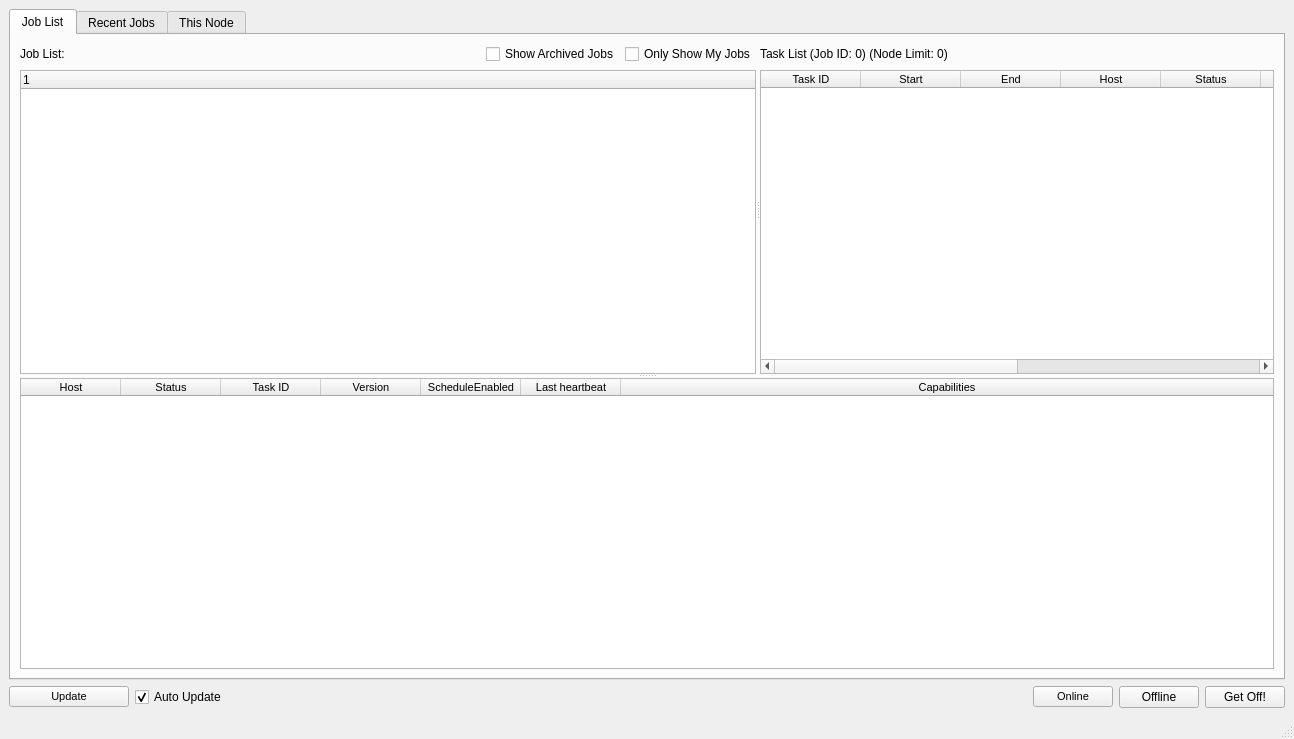
The window that Documentation/QT_Designer/UI_FarmView.ui (david2777/DPS_Hydra) describes before a commit, drawn with Qt 5.
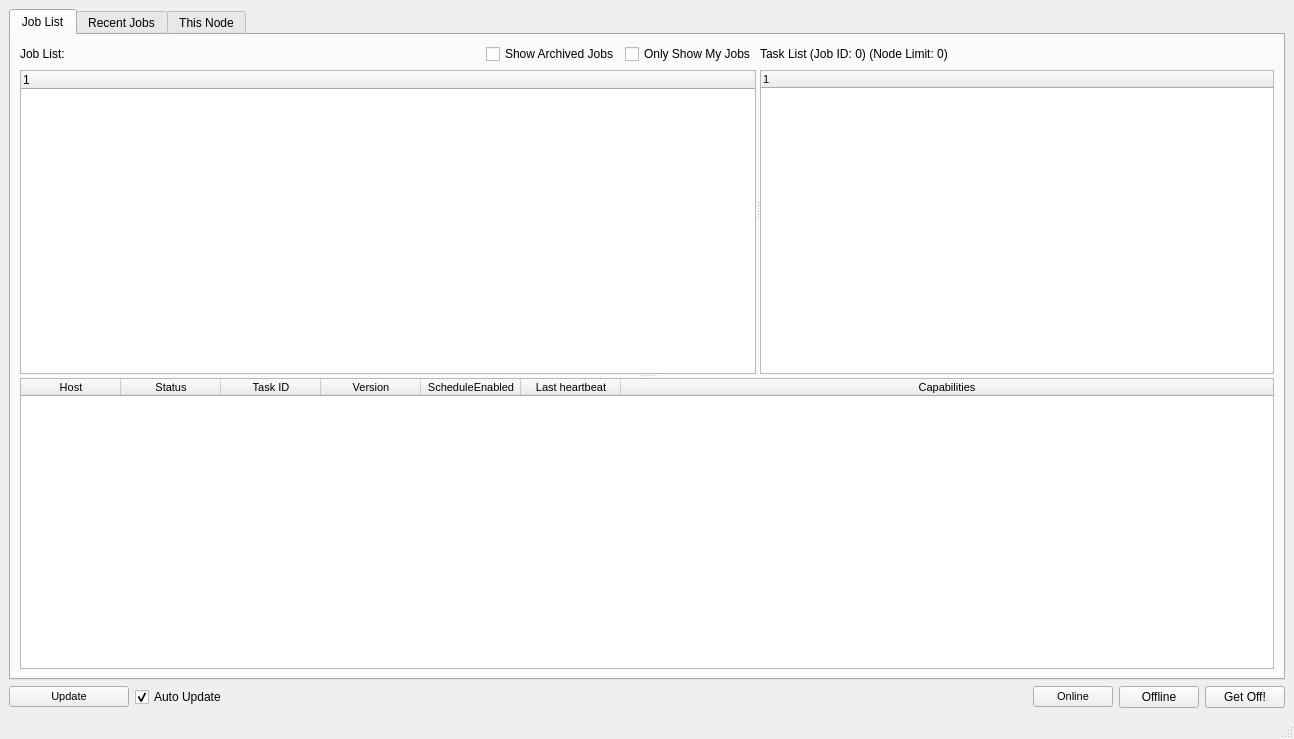
The same window after the commit.

Commit message:
Big update, new job/task system!
Warning! Broke lots more stuff! Added better support for render layers
and rendering multiple frames at a time by changing the way job/tasks
function. See todo for details, will update readme closer to V1
deployment.

What changed in the file:
```diff
--- a/Documentation/QT_Designer/UI_FarmView.ui
+++ b/Documentation/QT_Designer/UI_FarmView.ui
@@ -217,7 +217,7 @@
               </widget>
              </item>
              <item row="2" column="0" colspan="4">
-              <widget class="QTableWidget" name="taskTable">
+              <widget class="QTreeWidget" name="taskTree">
                <property name="enabled">
                 <bool>true</bool>
                </property>
@@ -238,84 +238,21 @@
                <property name="selectionBehavior">
                 <enum>QAbstractItemView::SelectRows</enum>
                </property>
-               <property name="showGrid">
+               <property name="indentation">
+                <number>15</number>
+               </property>
+               <property name="rootIsDecorated">
                 <bool>true</bool>
                </property>
-               <property name="gridStyle">
-                <enum>Qt::SolidLine</enum>
-               </property>
-               <property name="sortingEnabled">
+               <property name="animated">
                 <bool>true</bool>
                </property>
-               <property name="cornerButtonEnabled">
-                <bool>false</bool>
+               <property name="columnCount">
+                <number>1</number>
                </property>
-               <property name="rowCount">
-                <number>0</number>
-               </property>
-               <attribute name="horizontalHeaderDefaultSectionSize">
-                <number>100</number>
-               </attribute>
-               <attribute name="horizontalHeaderMinimumSectionSize">
-                <number>25</number>
-               </attribute>
-               <attribute name="horizontalHeaderStretchLastSection">
-                <bool>true</bool>
-               </attribute>
-               <attribute name="verticalHeaderVisible">
-                <bool>false</bool>
-               </attribute>
-               <attribute name="verticalHeaderDefaultSectionSize">
-                <number>20</number>
-               </attribute>
                <column>
                 <property name="text">
-                 <string>Task ID</string>
-                </property>
-               </column>
-               <column>
-                <property name="text">
-                 <string>Start</string>
-                </property>
-               </column>
-               <column>
-                <property name="text">
-                 <string>End</string>
-                </property>
-               </column>
-               <column>
-                <property name="text">
-                 <string>Host</string>
-                </property>
-               </column>
-               <column>
-                <property name="text">
-                 <string>Status</string>
-                </property>
-               </column>
-               <column>
-                <property name="text">
-                 <string>Priority</string>
-                </property>
-               </column>
-               <column>
-                <property name="text">
-                 <string>Start Time</string>
-                </property>
-               </column>
-               <column>
-                <property name="text">
-                 <string>End Time</string>
-                </property>
-               </column>
-               <column>
-                <property name="text">
-                 <string>Duration</string>
-                </property>
-               </column>
-               <column>
-                <property name="text">
-                 <string>Exit Code</string>
+                 <string notr="true">1</string>
                 </property>
                </column>
               </widget>
```
Left out of the diff: 13 changed lines with no effect on the pictures. The commit also changes 10 other files.
